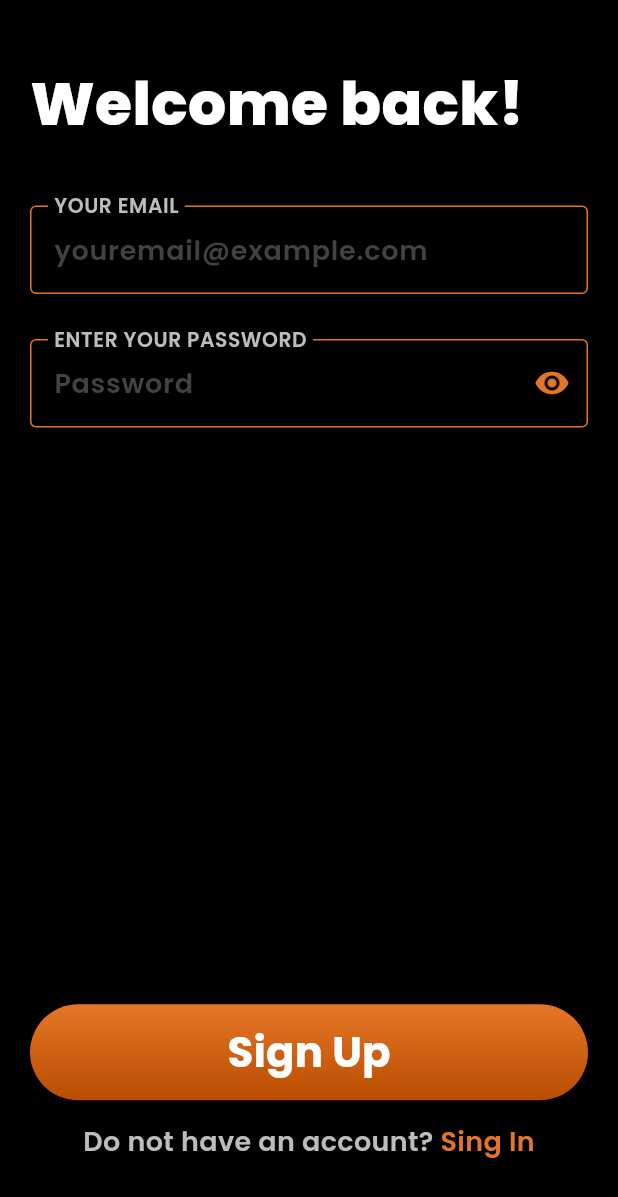
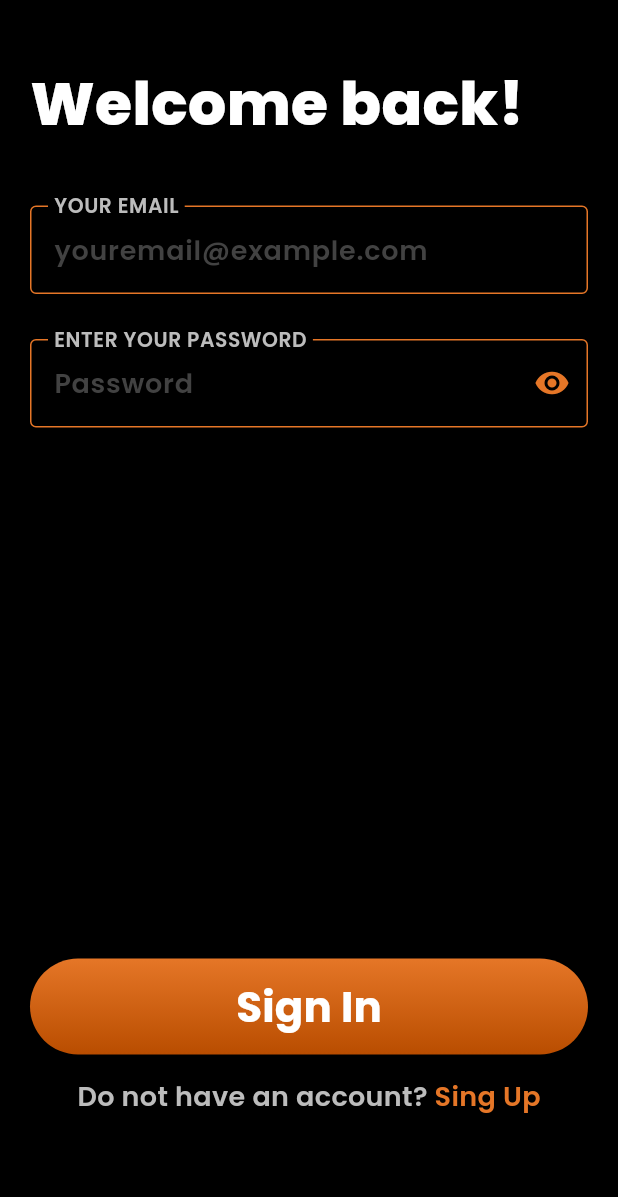
Before and after one commit to ppfuark/WorldSkils, a Flutter app: the SignUpPage screen opened by its route, after a tap on "Sign Up", after a tap on "Sing In", on a phone screen of 412 x 824 dp. Shown: the top 1197 px of the screen. Run offline on Flutter 3.47's test engine with Material 3 defaults, Android fonts, the phone set to English and light mode, and no system bars; our stand-ins replace firebase_auth, firebase_core, get_it, sqflite; accounts and stored records are empty.

Commit message:
FlutterApps[fix]: Fuark Bank
Widgets ovefolwed when open keyboard

```diff
--- a/Flutter Apps/fuark_bank/lib/common/widgets/app_password_input.dart
+++ b/Flutter Apps/fuark_bank/lib/common/widgets/app_password_input.dart
@@ -1,6 +1,4 @@
 // ignore_for_file: public_member_api_docs, sort_constructors_first
-import 'dart:developer';
-
 import 'package:flutter/material.dart';
 
 import 'package:fuark_bank/common/widgets/app_input.dart';
--- a/Flutter Apps/fuark_bank/lib/features/sign_up/sign_up_page.dart
+++ b/Flutter Apps/fuark_bank/lib/features/sign_up/sign_up_page.dart
@@ -28,7 +28,6 @@ class _SignUpPageState extends State<SignUpPage> {
   final _emailController = TextEditingController();
   final _confirmPasswordController = TextEditingController();
   final _controller = locator.get<SignUpController>();
-
 
   @override
   void dispose() {
@@ -68,7 +67,8 @@ class _SignUpPageState extends State<SignUpPage> {
       }
 
       if (_controller.state is SignUpErrorState) {
-        final errorMessage = (_controller.state as SignUpErrorState).errorMessage;
+        final errorMessage =
+            (_controller.state as SignUpErrorState).errorMessage;
         Navigator.pop(context);
         customShowModalBottomSheet(context, errorMessage, "Try again!");
       }
@@ -88,11 +88,10 @@ class _SignUpPageState extends State<SignUpPage> {
             top: 40,
             bottom: 40,
           ),
-          child: Column(
-            crossAxisAlignment: CrossAxisAlignment.start,
+          child: ListView(
             children: [
-              Expanded(
-                flex: 5,
+              SizedBox(
+                height: MediaQuery.of(context).size.height - 220,
                 child: Column(
                   crossAxisAlignment: CrossAxisAlignment.start,
                   children: [
@@ -193,10 +192,7 @@ class _SignUpPageState extends State<SignUpPage> {
                           ),
                           GestureDetector(
                             onTap: () {
-                              Navigator.pushNamed(
-                                context,
-                                AppRoutes.signIn,
-                              );
+                              Navigator.pushNamed(context, AppRoutes.signIn);
                             },
                             child: Text(
                               "Sing In",
--- a/Flutter Apps/fuark_bank/lib/features/sing_in/sign_in_page.dart
+++ b/Flutter Apps/fuark_bank/lib/features/sing_in/sign_in_page.dart
@@ -87,12 +87,14 @@ class _SignInPageState extends State<SignInPage> {
             top: 40,
             bottom: 40,
           ),
+          child: ListView(
+            children: [
+              SizedBox(
+                height: MediaQuery.of(context).size.height - 120,
                 child: Column(
-            crossAxisAlignment: CrossAxisAlignment.start,
+                  mainAxisAlignment: MainAxisAlignment.spaceBetween,
                   children: [
-              Expanded(
-                flex: 5,
-                child: Column(
+                    Column(
                       crossAxisAlignment: CrossAxisAlignment.start,
                       children: [
                         Column(
@@ -129,10 +131,7 @@ class _SignInPageState extends State<SignInPage> {
                         ),
                       ],
                     ),
-              ),
-              Expanded(
-                child: Align(
-                  child: Column(
+                    Column(
                       crossAxisAlignment: CrossAxisAlignment.center,
                       mainAxisAlignment: MainAxisAlignment.center,
                       children: [
@@ -150,7 +149,7 @@ class _SignInPageState extends State<SignInPage> {
                               );
                             }
                           },
-                        label: "Sign Up",
+                          label: "Sign In",
                         ),
                         const SizedBox(height: 15),
                         Row(
@@ -167,7 +166,7 @@ class _SignInPageState extends State<SignInPage> {
                                 Navigator.pushNamed(context, AppRoutes.signUp);
                               },
                               child: Text(
-                              "Sing In",
+                                "Sing Up",
                                 style: AppTextStyle.headline.copyWith(
                                   color: AppColors.primaryColor,
                                 ),
@@ -177,6 +176,7 @@ class _SignInPageState extends State<SignInPage> {
                         ),
                       ],
                     ),
+                  ],
                 ),
               ),
             ],
```
Lines whose indentation alone changed are shown as unchanged.
